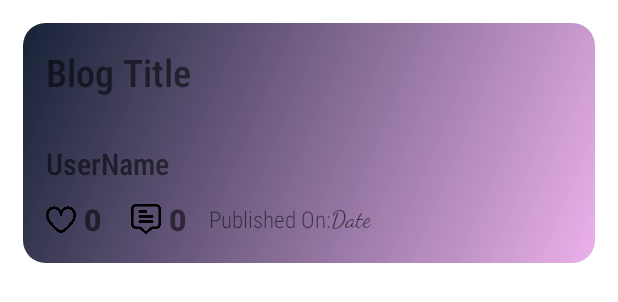
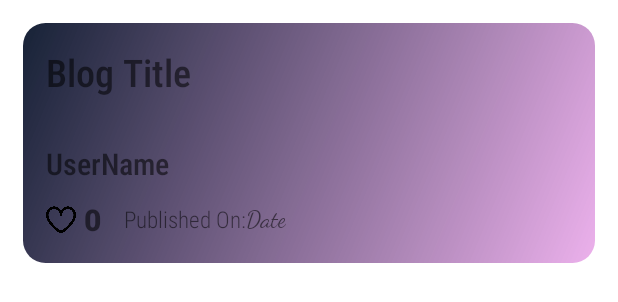
Before and after one commit to VarunS5/BlogApplication, an Android app: the layout blog_list_item.xml on its own in the app's theme, with its tools: preview values and no code run, on a phone screen of 412 x 824 dp. Shown: the top 302 px of the screen. Run offline under Robolectric (Android 15) with nearby library versions, the phone set to English and light mode, and no system bars; Roboto replaces fonts that are not available here.

Commit message:
Fix some of the UI issues

```diff
--- a/app/src/main/java/com/example/blogapplication/BlogDetailActivity.kt
+++ b/app/src/main/java/com/example/blogapplication/BlogDetailActivity.kt
@@ -76,5 +76,6 @@ class BlogDetailActivity : AppCompatActivity() {
             "text/html",
             "base64"
         )
+        content.setBackgroundColor(0)
     }
 }
--- a/app/src/main/java/com/example/blogapplication/adapter/BlogAdapter.kt
+++ b/app/src/main/java/com/example/blogapplication/adapter/BlogAdapter.kt
@@ -19,7 +19,6 @@ class BlogAdapter(private val context: BlogListActivity, private var blogList: A
         val blogTitle: TextView = view.findViewById(R.id.blog_title)
         val publishedDate: TextView = view.findViewById(R.id.published_date)
         val likesCount: TextView = view.findViewById(R.id.like_count)
-        val commentsCount: TextView = view.findViewById(R.id.comment_count)
     }
 
     override fun onCreateViewHolder(parent: ViewGroup, viewType: Int): ViewHolder {
@@ -34,7 +33,6 @@ class BlogAdapter(private val context: BlogListActivity, private var blogList: A
         holder.blogTitle.text = blog.title
         holder.publishedDate.text = blog.published_date
         holder.likesCount.text = blog.likes.size.toString()
-        holder.commentsCount.text = blog.comments.size.toString()
         holder.itemView.setOnClickListener {
             val intent = Intent(context, BlogDetailActivity::class.java)
             intent.putExtra("blog", blog)
--- a/app/src/main/res/layout/activity_blog_detail.xml
+++ b/app/src/main/res/layout/activity_blog_detail.xml
@@ -112,7 +112,8 @@
         android:layout_height="wrap_content"
         android:layout_marginBottom="-25sp"
         app:cardBackgroundColor="#00ffffff"
-        app:cardCornerRadius="25sp">
+        app:cardCornerRadius="25sp"
+        app:cardElevation="0dp">
 
         <WebView
             android:id="@+id/content_detail"
--- a/app/src/main/res/layout/blog_list_item.xml
+++ b/app/src/main/res/layout/blog_list_item.xml
@@ -61,28 +61,6 @@
                     android:textSize="20sp" />
             </LinearLayout>
 
-            <LinearLayout
-                android:id="@+id/comment_layout"
-                android:layout_width="wrap_content"
-                android:layout_height="wrap_content"
-                android:gravity="center"
-                android:orientation="horizontal"
-                android:paddingLeft="20sp">
-
-                <ImageView
-                    android:layout_width="20sp"
-                    android:layout_height="20sp"
-                    android:src="@drawable/comment_alt" />
-
-                <TextView
-                    android:id="@+id/comment_count"
-                    android:layout_width="wrap_content"
-                    android:layout_height="wrap_content"
-                    android:fontFamily="sans-serif-black"
-                    android:paddingLeft="5sp"
-                    android:text="0"
-                    android:textSize="20sp" />
-            </LinearLayout>
 
             <TextView
                 android:layout_width="wrap_content"
--- a/app/src/main/res/layout/comments_dialog.xml
+++ b/app/src/main/res/layout/comments_dialog.xml
@@ -1,7 +1,7 @@
 <?xml version="1.0" encoding="utf-8"?>
 <LinearLayout xmlns:android="http://schemas.android.com/apk/res/android"
     android:layout_width="300sp"
-    android:layout_height="wrap_content"
+    android:layout_height="300sp"
     android:background="@drawable/tag_background"
     android:orientation="vertical"
     android:padding="20sp">
@@ -16,7 +16,8 @@
     <androidx.recyclerview.widget.RecyclerView
         android:id="@+id/comments"
         android:layout_width="match_parent"
-        android:layout_height="match_parent" />
+        android:layout_height="match_parent"
+        android:layout_weight="1"/>
 
     <Button
         android:id="@+id/cancel_button_dialog"
--- a/app/src/main/res/layout/likes_dialog.xml
+++ b/app/src/main/res/layout/likes_dialog.xml
@@ -1,7 +1,7 @@
 <?xml version="1.0" encoding="utf-8"?>
 <LinearLayout xmlns:android="http://schemas.android.com/apk/res/android"
     android:layout_width="300sp"
-    android:layout_height="wrap_content"
+    android:layout_height="300sp"
     android:background="@drawable/tag_background"
     android:orientation="vertical"
     android:padding="20sp">
@@ -15,8 +15,9 @@
 
     <androidx.recyclerview.widget.RecyclerView
         android:id="@+id/likes"
+        android:layout_weight="1"
         android:layout_width="match_parent"
-        android:layout_height="match_parent" />
+        android:layout_height="wrap_content" />
 
     <Button
         android:id="@+id/cancel_button_like"
```
